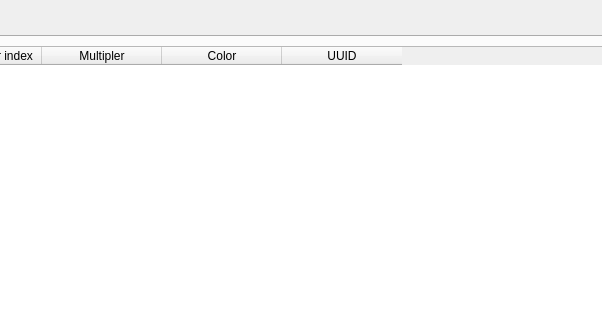
Before: the Qt Designer form app/channelconfigurator.ui in ikukishev/rama-light-generator, drawn with Qt 5; both pictures show x 581 to 1183 and y 0 to 320 of the 1293 by 431 pixel window.
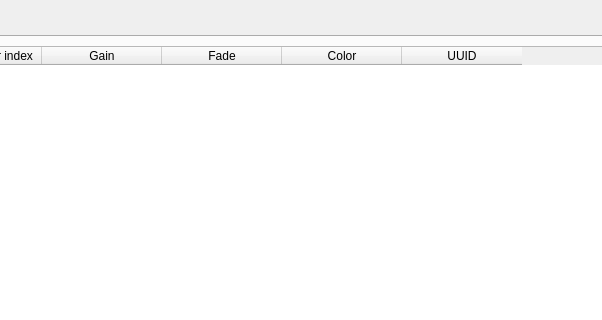
After: the same form once the commit is applied.

What changed in the file:
```diff
--- a/app/channelconfigurator.ui
+++ b/app/channelconfigurator.ui
@@ -62,7 +62,12 @@
          </column>
          <column>
           <property name="text">
-           <string>Multipler</string>
+           <string>Gain</string>
+          </property>
+         </column>
+         <column>
+          <property name="text">
+           <string>Fade</string>
           </property>
          </column>
          <column>
```
